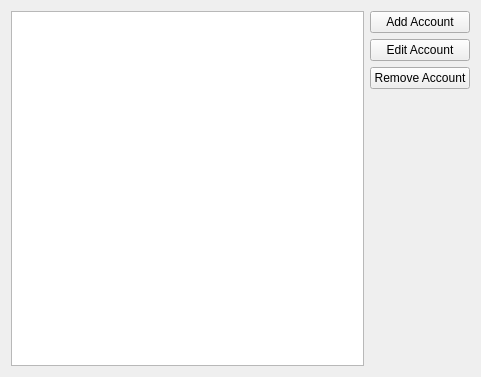
Before: the Qt Designer form src/main-widget.ui in KDE/ktp-accounts-kcm, drawn with Qt 5.
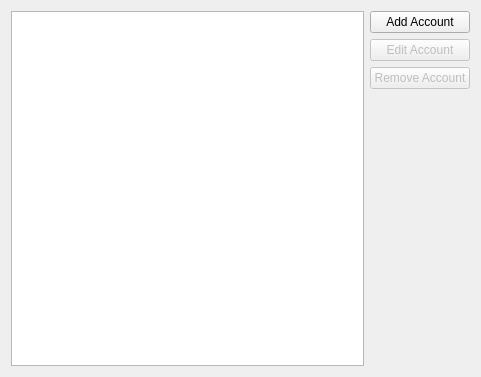
After: the same form once the commit is applied. Custom widgets are drawn as their Qt base class.

Patch:
```diff
--- a/src/main-widget.ui
+++ b/src/main-widget.ui
@@ -14,7 +14,7 @@
    <item>
     <layout class="QHBoxLayout" name="horizontalLayout">
      <item>
-      <widget class="KCategorizedView" name="m_accountsListView">
+      <widget class="QListView" name="m_accountsListView">
        <property name="iconSize">
         <size>
          <width>32</width>
@@ -39,6 +39,9 @@
          </item>
          <item>
           <widget class="KPushButton" name="m_editAccountButton">
+           <property name="enabled">
+            <bool>false</bool>
+           </property>
            <property name="text">
             <string>Edit Account</string>
            </property>
@@ -46,6 +49,9 @@
          </item>
          <item>
           <widget class="KPushButton" name="m_removeAccountButton">
+           <property name="enabled">
+            <bool>false</bool>
+           </property>
            <property name="text">
             <string>Remove Account</string>
            </property>
@@ -73,11 +79,6 @@
   </layout>
  </widget>
  <customwidgets>
-  <customwidget>
-   <class>KCategorizedView</class>
-   <extends>QListView</extends>
-   <header>kcategorizedview.h</header>
-  </customwidget>
   <customwidget>
    <class>KPushButton</class>
    <extends>QPushButton</extends>
```
